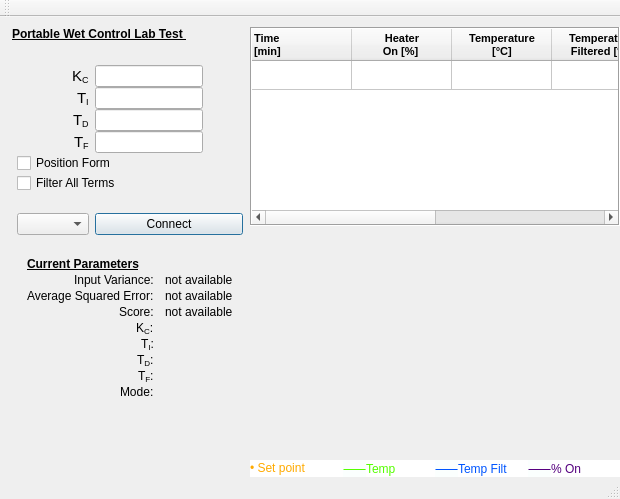
First picture: the form in mainwindow.ui, repository AnthonyA28/Qt-PWCL-test, before the edit.
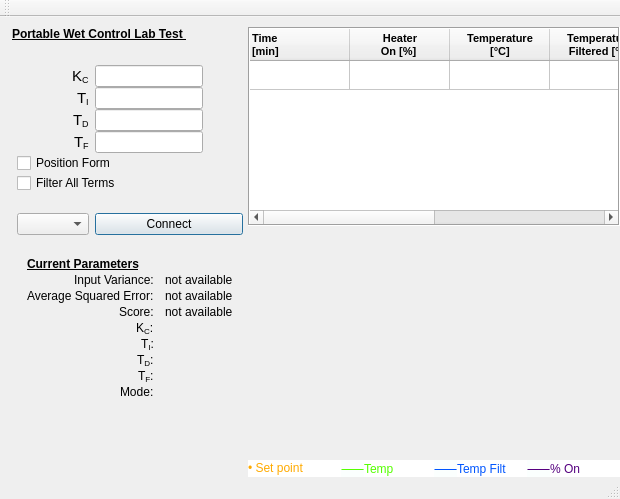
Second picture: the form after the edit. Icons and pictures are not drawn. Custom widgets are drawn as their Qt base class.

What changed in the file:
```diff
--- a/mainwindow.ui
+++ b/mainwindow.ui
@@ -26,7 +26,7 @@
   <widget class="QWidget" name="centralWidget">
    <layout class="QHBoxLayout" name="horizontalLayout" stretch="0,1">
     <property name="spacing">
-     <number>2</number>
+     <number>0</number>
     </property>
     <property name="leftMargin">
      <number>0</number>
```
Left out of the diff: 2 changed lines with no effect on the pictures.
